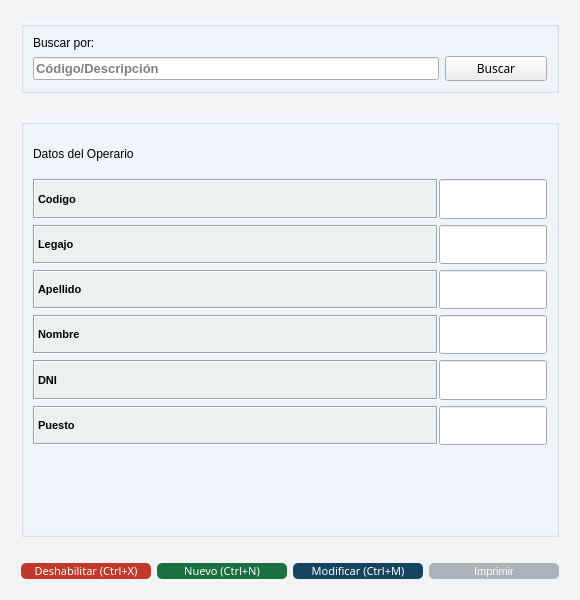
This is Vistas/gui/detalles/operario_detalle.ui in Lonaris/Corupel as Qt 5 draws it before an edit. The edited form follows.
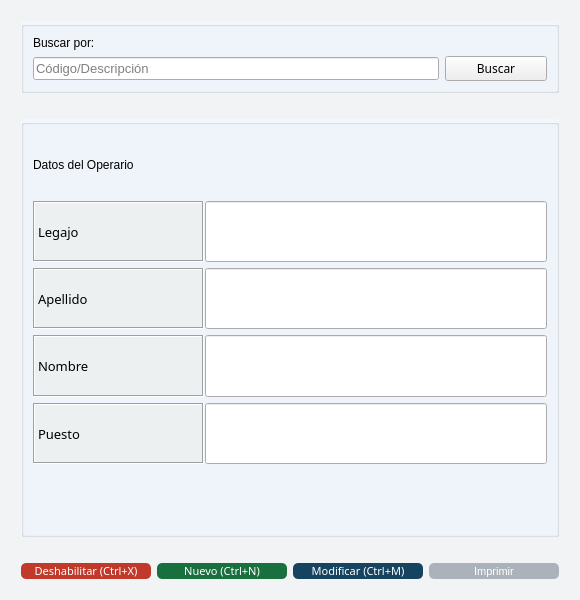
This is the edited form. Icons and pictures are not drawn.

```diff
--- a/Vistas/gui/detalles/operario_detalle.ui
+++ b/Vistas/gui/detalles/operario_detalle.ui
@@ -470,64 +470,32 @@
        <property name="title">
         <string/>
        </property>
-       <layout class="QGridLayout" name="gridLayout_5" columnstretch="20,0">
+       <layout class="QGridLayout" name="gridLayout_5" columnstretch="2,4">
         <property name="horizontalSpacing">
          <number>1</number>
         </property>
-        <item row="3" column="1">
-         <widget class="QLineEdit" name="ope_apellido">
-          <property name="sizePolicy">
-           <sizepolicy hsizetype="Expanding" vsizetype="Expanding">
-            <horstretch>0</horstretch>
-            <verstretch>0</verstretch>
-           </sizepolicy>
-          </property>
-          <property name="font">
-           <font>
-            <family>System</family>
-            <pointsize>8</pointsize>
-            <weight>75</weight>
-            <bold>true</bold>
-           </font>
-          </property>
-          <property name="text">
-           <string/>
-          </property>
-         </widget>
-        </item>
-        <item row="5" column="0">
-         <widget class="QLabel" name="label_dni">
-          <property name="sizePolicy">
-           <sizepolicy hsizetype="Expanding" vsizetype="Expanding">
-            <horstretch>0</horstretch>
-            <verstretch>0</verstretch>
-           </sizepolicy>
-          </property>
-          <property name="font">
-           <font>
-            <family>System</family>
-            <pointsize>8</pointsize>
-            <weight>75</weight>
-            <bold>true</bold>
-           </font>
-          </property>
-          <property name="styleSheet">
-           <string notr="true">#label_dni{
-	background-color: #ECF0F1;
-	}</string>
-          </property>
-          <property name="frameShape">
-           <enum>QFrame::Box</enum>
-          </property>
-          <property name="frameShadow">
-           <enum>QFrame::Sunken</enum>
-          </property>
-          <property name="text">
-           <string>DNI</string>
-          </property>
-         </widget>
-        </item>
         <item row="2" column="1">
+         <widget class="QLineEdit" name="ope_apellido">
+          <property name="sizePolicy">
+           <sizepolicy hsizetype="Expanding" vsizetype="Expanding">
+            <horstretch>0</horstretch>
+            <verstretch>0</verstretch>
+           </sizepolicy>
+          </property>
+          <property name="font">
+           <font>
+            <family>DokChampa</family>
+            <pointsize>10</pointsize>
+            <weight>50</weight>
+            <bold>false</bold>
+           </font>
+          </property>
+          <property name="text">
+           <string/>
+          </property>
+         </widget>
+        </item>
+        <item row="1" column="1">
          <widget class="QLineEdit" name="ope_legajo">
           <property name="sizePolicy">
            <sizepolicy hsizetype="Expanding" vsizetype="Expanding">
@@ -537,31 +505,10 @@
           </property>
           <property name="font">
            <font>
-            <family>System</family>
-            <pointsize>8</pointsize>
-            <weight>75</weight>
-            <bold>true</bold>
-           </font>
-          </property>
-          <property name="text">
-           <string/>
-          </property>
-         </widget>
-        </item>
-        <item row="1" column="1">
-         <widget class="QLineEdit" name="ope_id">
-          <property name="sizePolicy">
-           <sizepolicy hsizetype="Expanding" vsizetype="Expanding">
-            <horstretch>0</horstretch>
-            <verstretch>0</verstretch>
-           </sizepolicy>
-          </property>
-          <property name="font">
-           <font>
-            <family>System</family>
-            <pointsize>8</pointsize>
-            <weight>75</weight>
-            <bold>true</bold>
+            <family>DokChampa</family>
+            <pointsize>10</pointsize>
+            <weight>50</weight>
+            <bold>false</bold>
            </font>
           </property>
           <property name="text">
@@ -582,39 +529,7 @@
           </property>
          </widget>
         </item>
-        <item row="1" column="0">
-         <widget class="QLabel" name="label_codigo">
-          <property name="sizePolicy">
-           <sizepolicy hsizetype="Expanding" vsizetype="Expanding">
-            <horstretch>0</horstretch>
-            <verstretch>0</verstretch>
-           </sizepolicy>
-          </property>
-          <property name="font">
-           <font>
-            <family>System</family>
-            <pointsize>8</pointsize>
-            <weight>75</weight>
-            <bold>true</bold>
-           </font>
-          </property>
-          <property name="styleSheet">
-           <string notr="true">#label_codigo{
-	background-color: #ECF0F1;
-	}</string>
-          </property>
-          <property name="frameShape">
-           <enum>QFrame::Box</enum>
-          </property>
-          <property name="frameShadow">
-           <enum>QFrame::Sunken</enum>
-          </property>
-          <property name="text">
-           <string>Codigo</string>
-          </property>
-         </widget>
-        </item>
-        <item row="3" column="0">
+        <item row="2" column="0">
          <widget class="QLabel" name="label_apellido">
           <property name="sizePolicy">
            <sizepolicy hsizetype="Expanding" vsizetype="Expanding">
@@ -624,10 +539,10 @@
           </property>
           <property name="font">
            <font>
-            <family>System</family>
-            <pointsize>8</pointsize>
-            <weight>75</weight>
-            <bold>true</bold>
+            <family>DokChampa</family>
+            <pointsize>10</pointsize>
+            <weight>50</weight>
+            <bold>false</bold>
            </font>
           </property>
           <property name="styleSheet">
@@ -646,17 +561,25 @@
           </property>
          </widget>
         </item>
-        <item row="6" column="1">
-         <widget class="QLineEdit" name="ope_puesto">
-          <property name="sizePolicy">
-           <sizepolicy hsizetype="Expanding" vsizetype="Expanding">
-            <horstretch>0</horstretch>
-            <verstretch>0</verstretch>
-           </sizepolicy>
-          </property>
-         </widget>
-        </item>
         <item row="4" column="1">
+         <widget class="QLineEdit" name="ope_puesto">
+          <property name="sizePolicy">
+           <sizepolicy hsizetype="Expanding" vsizetype="Expanding">
+            <horstretch>0</horstretch>
+            <verstretch>0</verstretch>
+           </sizepolicy>
+          </property>
+          <property name="font">
+           <font>
+            <family>DokChampa</family>
+            <pointsize>10</pointsize>
+            <weight>50</weight>
+            <bold>false</bold>
+           </font>
+          </property>
+         </widget>
+        </item>
+        <item row="3" column="1">
          <widget class="QLineEdit" name="ope_nombre">
           <property name="enabled">
            <bool>true</bool>
@@ -669,10 +592,10 @@
           </property>
           <property name="font">
            <font>
-            <family>System</family>
-            <pointsize>8</pointsize>
-            <weight>75</weight>
-            <bold>true</bold>
+            <family>DokChampa</family>
+            <pointsize>10</pointsize>
+            <weight>50</weight>
+            <bold>false</bold>
            </font>
           </property>
           <property name="text">
@@ -680,7 +603,7 @@
           </property>
          </widget>
         </item>
-        <item row="6" column="0">
+        <item row="4" column="0">
          <widget class="QLabel" name="label_puesto">
           <property name="sizePolicy">
            <sizepolicy hsizetype="Expanding" vsizetype="Expanding">
@@ -690,10 +613,10 @@
           </property>
           <property name="font">
            <font>
-            <family>System</family>
-            <pointsize>8</pointsize>
-            <weight>75</weight>
-            <bold>true</bold>
+            <family>DokChampa</family>
+            <pointsize>10</pointsize>
+            <weight>50</weight>
+            <bold>false</bold>
            </font>
           </property>
           <property name="styleSheet">
@@ -712,7 +635,7 @@
           </property>
          </widget>
         </item>
-        <item row="4" column="0">
+        <item row="3" column="0">
          <widget class="QLabel" name="label_nombre">
           <property name="sizePolicy">
            <sizepolicy hsizetype="Expanding" vsizetype="Preferred">
@@ -722,10 +645,10 @@
           </property>
           <property name="font">
            <font>
-            <family>System</family>
-            <pointsize>8</pointsize>
-            <weight>75</weight>
-            <bold>true</bold>
+            <family>DokChampa</family>
+            <pointsize>10</pointsize>
+            <weight>50</weight>
+            <bold>false</bold>
            </font>
           </property>
           <property name="styleSheet">
@@ -744,7 +667,7 @@
           </property>
          </widget>
         </item>
-        <item row="2" column="0">
+        <item row="1" column="0">
          <widget class="QLabel" name="label_legajo">
           <property name="sizePolicy">
            <sizepolicy hsizetype="Expanding" vsizetype="Expanding">
@@ -754,10 +677,10 @@
           </property>
           <property name="font">
            <font>
-            <family>System</family>
-            <pointsize>8</pointsize>
-            <weight>75</weight>
-            <bold>true</bold>
+            <family>DokChampa</family>
+            <pointsize>10</pointsize>
+            <weight>50</weight>
+            <bold>false</bold>
            </font>
           </property>
           <property name="styleSheet">
@@ -776,17 +699,7 @@
           </property>
          </widget>
         </item>
-        <item row="5" column="1">
-         <widget class="QLineEdit" name="ope_dni">
-          <property name="sizePolicy">
-           <sizepolicy hsizetype="Expanding" vsizetype="Expanding">
-            <horstretch>0</horstretch>
-            <verstretch>0</verstretch>
-           </sizepolicy>
-          </property>
-         </widget>
-        </item>
-        <item row="8" column="0" colspan="2">
+        <item row="5" column="0" colspan="2">
          <spacer name="verticalSpacer">
           <property name="orientation">
            <enum>Qt::Vertical</enum>
@@ -799,19 +712,6 @@
           </property>
          </spacer>
         </item>
-        <item row="7" column="0" colspan="2">
-         <spacer name="verticalSpacer_2">
-          <property name="orientation">
-           <enum>Qt::Vertical</enum>
-          </property>
-          <property name="sizeHint" stdset="0">
-           <size>
-            <width>20</width>
-            <height>40</height>
-           </size>
-          </property>
-         </spacer>
-        </item>
        </layout>
       </widget>
      </item>
@@ -1443,10 +1343,10 @@
           </property>
           <property name="font">
            <font>
-            <family>Microsoft Sans Serif</family>
+            <family>MS Shell Dlg 2</family>
             <pointsize>10</pointsize>
-            <weight>75</weight>
-            <bold>true</bold>
+            <weight>50</weight>
+            <bold>false</bold>
            </font>
           </property>
           <property name="mouseTracking">
```
Left out of the diff: 1 changed line with no effect on the pictures.
